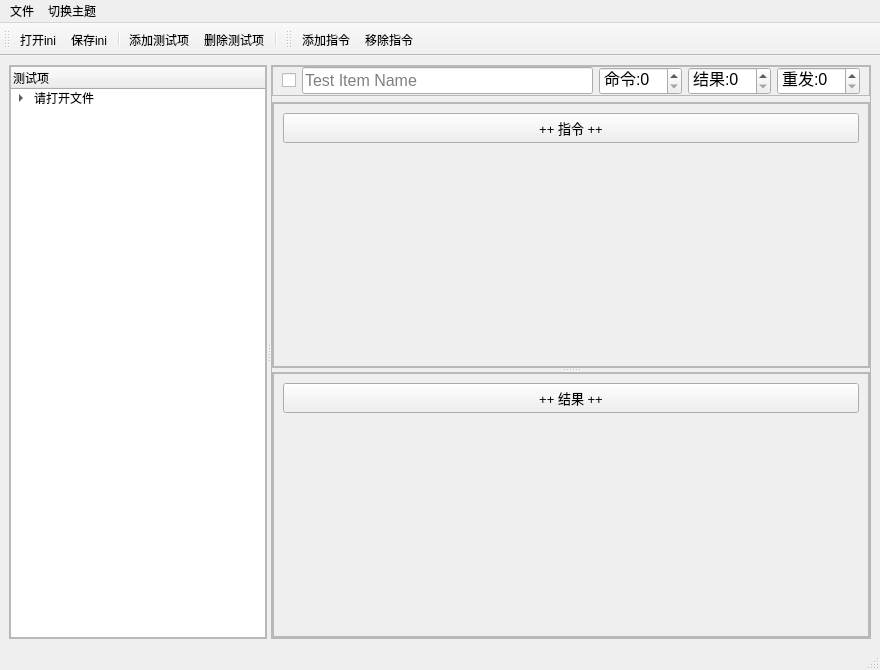
m-RNA/labview-ini-editor, file mainwindow.ui: the form before one commit.
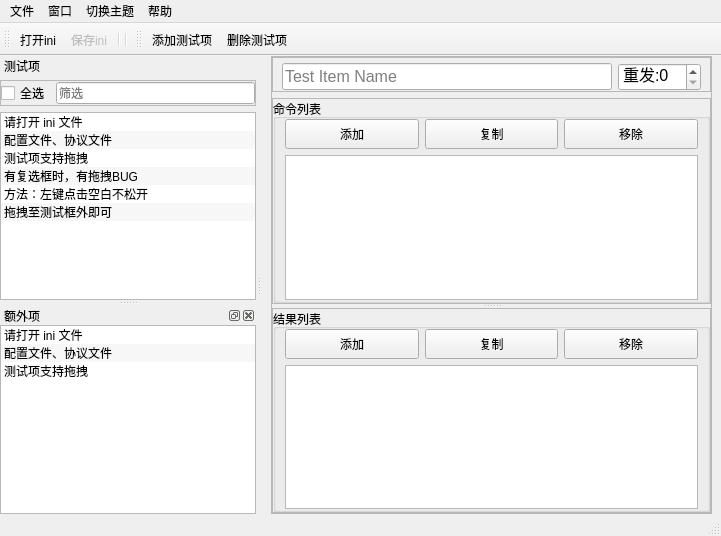
The form after the commit.

Commit message: 有BUG，复制和插入的顺序不对

The edit to the form file:
```diff
--- a/mainwindow.ui
+++ b/mainwindow.ui
@@ -6,76 +6,22 @@
    <rect>
     <x>0</x>
     <y>0</y>
-    <width>880</width>
-    <height>670</height>
+    <width>721</width>
+    <height>536</height>
    </rect>
   </property>
   <property name="windowTitle">
    <string>MainWindow</string>
   </property>
   <widget class="QWidget" name="centralwidget">
-   <layout class="QGridLayout" name="gridLayout_5">
-    <item row="0" column="0">
-     <widget class="QSplitter" name="splitter_2">
-      <property name="orientation">
-       <enum>Qt::Horizontal</enum>
-      </property>
-      <widget class="QFrame" name="frame_6">
-       <property name="sizePolicy">
-        <sizepolicy hsizetype="Preferred" vsizetype="Preferred">
-         <horstretch>0</horstretch>
-         <verstretch>1</verstretch>
-        </sizepolicy>
-       </property>
-       <property name="frameShape">
-        <enum>QFrame::StyledPanel</enum>
-       </property>
-       <property name="frameShadow">
-        <enum>QFrame::Raised</enum>
-       </property>
-       <layout class="QGridLayout" name="gridLayout_4">
-        <property name="leftMargin">
-         <number>0</number>
-        </property>
+   <layout class="QGridLayout" name="gridLayout_8">
         <property name="topMargin">
          <number>0</number>
         </property>
-        <property name="rightMargin">
-         <number>0</number>
-        </property>
         <property name="bottomMargin">
          <number>0</number>
         </property>
         <item row="0" column="0">
-         <widget class="QTreeWidget" name="treeWidget">
-          <property name="sizePolicy">
-           <sizepolicy hsizetype="Preferred" vsizetype="Preferred">
-            <horstretch>0</horstretch>
-            <verstretch>1</verstretch>
-           </sizepolicy>
-          </property>
-          <column>
-           <property name="text">
-            <string notr="true">测试项</string>
-           </property>
-          </column>
-          <item>
-           <property name="text">
-            <string>请打开文件</string>
-           </property>
-           <property name="flags">
-            <set>ItemIsSelectable|ItemIsEditable|ItemIsDragEnabled|ItemIsDropEnabled|ItemIsUserCheckable|ItemIsEnabled</set>
-           </property>
-           <item>
-            <property name="text">
-             <string>新建子项目</string>
-            </property>
-           </item>
-          </item>
-         </widget>
-        </item>
-       </layout>
-      </widget>
       <widget class="QFrame" name="frame_3">
        <property name="sizePolicy">
         <sizepolicy hsizetype="Preferred" vsizetype="Preferred">
@@ -121,7 +67,7 @@
             <number>9</number>
            </property>
            <property name="topMargin">
-            <number>0</number>
+           <number>5</number>
            </property>
            <property name="rightMargin">
             <number>9</number>
@@ -129,31 +75,6 @@
            <property name="bottomMargin">
             <number>0</number>
            </property>
-           <item>
-            <widget class="QCheckBox" name="checkBox">
-             <property name="sizePolicy">
-              <sizepolicy hsizetype="Minimum" vsizetype="Fixed">
-               <horstretch>0</horstretch>
-               <verstretch>0</verstretch>
-              </sizepolicy>
-             </property>
-             <property name="minimumSize">
-              <size>
-               <width>0</width>
-               <height>0</height>
-              </size>
-             </property>
-             <property name="text">
-              <string/>
-             </property>
-             <property name="iconSize">
-              <size>
-               <width>16</width>
-               <height>16</height>
-              </size>
-             </property>
-            </widget>
-           </item>
            <item>
             <widget class="QLineEdit" name="leTestItemName">
              <property name="sizePolicy">
@@ -170,6 +91,7 @@
              </property>
              <property name="font">
               <font>
+              <family>Microsoft YaHei UI</family>
                <pointsize>12</pointsize>
               </font>
              </property>
@@ -178,54 +100,6 @@
              </property>
             </widget>
            </item>
-           <item>
-            <widget class="QSpinBox" name="spbxCmdNum">
-             <property name="sizePolicy">
-              <sizepolicy hsizetype="Fixed" vsizetype="Fixed">
-               <horstretch>0</horstretch>
-               <verstretch>0</verstretch>
-              </sizepolicy>
-             </property>
-             <property name="font">
-              <font>
-               <pointsize>12</pointsize>
-              </font>
-             </property>
-             <property name="suffix">
-              <string/>
-             </property>
-             <property name="prefix">
-              <string>命令:</string>
-             </property>
-             <property name="value">
-              <number>0</number>
-             </property>
-            </widget>
-           </item>
-           <item>
-            <widget class="QSpinBox" name="spbxResultNum">
-             <property name="sizePolicy">
-              <sizepolicy hsizetype="Fixed" vsizetype="Fixed">
-               <horstretch>0</horstretch>
-               <verstretch>0</verstretch>
-              </sizepolicy>
-             </property>
-             <property name="font">
-              <font>
-               <pointsize>12</pointsize>
-              </font>
-             </property>
-             <property name="suffix">
-              <string/>
-             </property>
-             <property name="prefix">
-              <string>结果:</string>
-             </property>
-             <property name="value">
-              <number>0</number>
-             </property>
-            </widget>
-           </item>
            <item>
             <widget class="QSpinBox" name="spbxRepeatTimes">
              <property name="sizePolicy">
@@ -236,6 +110,7 @@
              </property>
              <property name="font">
               <font>
+              <family>Microsoft YaHei UI</family>
                <pointsize>12</pointsize>
               </font>
              </property>
@@ -284,44 +159,83 @@
             <property name="bottomMargin">
              <number>0</number>
             </property>
-            <item row="0" column="0">
-             <widget class="QScrollArea" name="scrollArea">
-              <property name="sizePolicy">
-               <sizepolicy hsizetype="Expanding" vsizetype="Expanding">
-                <horstretch>1</horstretch>
-                <verstretch>1</verstretch>
-               </sizepolicy>
-              </property>
-              <property name="widgetResizable">
-               <bool>true</bool>
-              </property>
-              <property name="alignment">
-               <set>Qt::AlignLeading|Qt::AlignLeft|Qt::AlignTop</set>
-              </property>
-              <widget class="QWidget" name="scrollAreaWidgetContents">
-               <property name="geometry">
-                <rect>
-                 <x>0</x>
-                 <y>0</y>
-                 <width>593</width>
-                 <height>263</height>
-                </rect>
-               </property>
-               <layout class="QVBoxLayout" name="vloCmdItem">
+           <item row="0" column="1">
+            <widget class="QGroupBox" name="groupBox">
+             <property name="font">
+              <font>
+               <family>Microsoft YaHei UI</family>
+              </font>
+             </property>
+             <property name="title">
+              <string>命令列表</string>
+             </property>
+             <layout class="QGridLayout" name="gridLayout_7">
                 <property name="leftMargin">
                  <number>9</number>
                 </property>
                 <property name="topMargin">
-                 <number>9</number>
-                </property>
-                <property name="rightMargin">
-                 <number>9</number>
+               <number>0</number>
                 </property>
                 <property name="bottomMargin">
-                 <number>9</number>
-                </property>
-                <item>
-                 <widget class="QPushButton" name="btnAddTestItem">
+               <number>0</number>
+              </property>
+              <item row="1" column="0" colspan="3">
+               <widget class="QListWidget" name="lwTestCmd">
+                <property name="toolTip">
+                 <string>配置文件 [Test Item]</string>
+                </property>
+                <property name="editTriggers">
+                 <set>QAbstractItemView::NoEditTriggers</set>
+                </property>
+                <property name="dragEnabled">
+                 <bool>true</bool>
+                </property>
+                <property name="dragDropMode">
+                 <enum>QAbstractItemView::InternalMove</enum>
+                </property>
+                <property name="defaultDropAction">
+                 <enum>Qt::MoveAction</enum>
+                </property>
+                <property name="alternatingRowColors">
+                 <bool>true</bool>
+                </property>
+                <property name="flow">
+                 <enum>QListView::TopToBottom</enum>
+                </property>
+                <property name="isWrapping" stdset="0">
+                 <bool>false</bool>
+                </property>
+                <property name="resizeMode">
+                 <enum>QListView::Adjust</enum>
+                </property>
+                <property name="layoutMode">
+                 <enum>QListView::SinglePass</enum>
+                </property>
+                <property name="gridSize">
+                 <size>
+                  <width>0</width>
+                  <height>60</height>
+                 </size>
+                </property>
+                <property name="viewMode">
+                 <enum>QListView::ListMode</enum>
+                </property>
+                <property name="uniformItemSizes">
+                 <bool>true</bool>
+                </property>
+                <property name="wordWrap">
+                 <bool>false</bool>
+                </property>
+                <property name="selectionRectVisible">
+                 <bool>false</bool>
+                </property>
+                <property name="sortingEnabled">
+                 <bool>false</bool>
+                </property>
+               </widget>
+              </item>
+              <item row="0" column="0">
+               <widget class="QPushButton" name="btnAddTestICmd">
                   <property name="minimumSize">
                    <size>
                     <width>0</width>
@@ -330,29 +244,63 @@
                   </property>
                   <property name="font">
                    <font>
-                    <pointsize>10</pointsize>
-                   </font>
-                  </property>
+                  <family>Microsoft YaHei UI</family>
+                  <pointsize>9</pointsize>
+                 </font>
+                </property>
+                <property name="toolTip">
+                 <string>点击 添加命令</string>
+                </property>
                   <property name="text">
-                   <string>++ 指令 ++</string>
+                 <string>添加</string>
                   </property>
                  </widget>
                 </item>
-                <item>
-                 <spacer name="verticalSpacer">
-                  <property name="orientation">
-                   <enum>Qt::Vertical</enum>
-                  </property>
-                  <property name="sizeHint" stdset="0">
+              <item row="0" column="1">
+               <widget class="QPushButton" name="btnCopyTestICmd">
+                <property name="minimumSize">
+                 <size>
+                  <width>0</width>
+                  <height>30</height>
+                 </size>
+                </property>
+                <property name="font">
+                 <font>
+                  <family>Microsoft YaHei UI</family>
+                  <pointsize>9</pointsize>
+                 </font>
+                </property>
+                <property name="toolTip">
+                 <string>点击 添加命令</string>
+                </property>
+                <property name="text">
+                 <string>复制</string>
+                </property>
+               </widget>
+              </item>
+              <item row="0" column="2">
+               <widget class="QPushButton" name="btnRemoveTestICmd">
+                <property name="minimumSize">
                    <size>
-                    <width>20</width>
-                    <height>340</height>
-                   </size>
-                  </property>
-                 </spacer>
-                </item>
-               </layout>
-              </widget>
+                  <width>0</width>
+                  <height>30</height>
+                 </size>
+                </property>
+                <property name="font">
+                 <font>
+                  <family>Microsoft YaHei UI</family>
+                  <pointsize>9</pointsize>
+                 </font>
+                </property>
+                <property name="toolTip">
+                 <string>点击 添加命令</string>
+                </property>
+                <property name="text">
+                 <string>移除</string>
+                </property>
+               </widget>
+              </item>
+             </layout>
              </widget>
             </item>
            </layout>
@@ -389,44 +337,80 @@
             <property name="bottomMargin">
              <number>0</number>
             </property>
-            <item row="0" column="0">
-             <widget class="QScrollArea" name="scrollArea_Result">
-              <property name="sizePolicy">
-               <sizepolicy hsizetype="Expanding" vsizetype="Expanding">
-                <horstretch>1</horstretch>
-                <verstretch>1</verstretch>
-               </sizepolicy>
-              </property>
-              <property name="widgetResizable">
-               <bool>true</bool>
-              </property>
-              <property name="alignment">
-               <set>Qt::AlignLeading|Qt::AlignLeft|Qt::AlignTop</set>
-              </property>
-              <widget class="QWidget" name="scrollAreaWidgetContents_Result">
-               <property name="geometry">
-                <rect>
-                 <x>0</x>
-                 <y>0</y>
-                 <width>593</width>
-                 <height>263</height>
-                </rect>
-               </property>
-               <layout class="QVBoxLayout" name="vloResultItem">
-                <property name="leftMargin">
-                 <number>9</number>
-                </property>
+           <item row="0" column="1">
+            <widget class="QGroupBox" name="groupBox_2">
+             <property name="font">
+              <font>
+               <family>Microsoft YaHei UI</family>
+              </font>
+             </property>
+             <property name="title">
+              <string>结果列表</string>
+             </property>
+             <layout class="QGridLayout" name="gridLayout_5">
                 <property name="topMargin">
-                 <number>9</number>
-                </property>
-                <property name="rightMargin">
-                 <number>9</number>
+               <number>0</number>
                 </property>
                 <property name="bottomMargin">
-                 <number>9</number>
-                </property>
-                <item>
-                 <widget class="QPushButton" name="btnAddResultItem">
+               <number>0</number>
+              </property>
+              <item row="1" column="0" colspan="3">
+               <widget class="QListWidget" name="lwTestResult">
+                <property name="toolTip">
+                 <string>配置文件 [Test Item]</string>
+                </property>
+                <property name="editTriggers">
+                 <set>QAbstractItemView::NoEditTriggers</set>
+                </property>
+                <property name="dragEnabled">
+                 <bool>true</bool>
+                </property>
+                <property name="dragDropMode">
+                 <enum>QAbstractItemView::InternalMove</enum>
+                </property>
+                <property name="defaultDropAction">
+                 <enum>Qt::MoveAction</enum>
+                </property>
+                <property name="alternatingRowColors">
+                 <bool>true</bool>
+                </property>
+                <property name="flow">
+                 <enum>QListView::TopToBottom</enum>
+                </property>
+                <property name="isWrapping" stdset="0">
+                 <bool>false</bool>
+                </property>
+                <property name="resizeMode">
+                 <enum>QListView::Adjust</enum>
+                </property>
+                <property name="layoutMode">
+                 <enum>QListView::SinglePass</enum>
+                </property>
+                <property name="gridSize">
+                 <size>
+                  <width>0</width>
+                  <height>60</height>
+                 </size>
+                </property>
+                <property name="viewMode">
+                 <enum>QListView::ListMode</enum>
+                </property>
+                <property name="uniformItemSizes">
+                 <bool>true</bool>
+                </property>
+                <property name="wordWrap">
+                 <bool>false</bool>
+                </property>
+                <property name="selectionRectVisible">
+                 <bool>false</bool>
+                </property>
+                <property name="sortingEnabled">
+                 <bool>false</bool>
+                </property>
+               </widget>
+              </item>
+              <item row="0" column="1">
+               <widget class="QPushButton" name="btnCopyTestIResult">
                   <property name="minimumSize">
                    <size>
                     <width>0</width>
@@ -435,37 +419,70 @@
                   </property>
                   <property name="font">
                    <font>
-                    <pointsize>10</pointsize>
-                   </font>
-                  </property>
+                  <family>Microsoft YaHei UI</family>
+                  <pointsize>9</pointsize>
+                 </font>
+                </property>
+                <property name="toolTip">
+                 <string>点击 添加命令</string>
+                </property>
                   <property name="text">
-                   <string>++ 结果 ++</string>
+                 <string>复制</string>
                   </property>
                  </widget>
                 </item>
-                <item>
-                 <spacer name="verticalSpacer_3">
-                  <property name="orientation">
-                   <enum>Qt::Vertical</enum>
-                  </property>
-                  <property name="sizeHint" stdset="0">
+              <item row="0" column="0">
+               <widget class="QPushButton" name="btnAddTestResult">
+                <property name="minimumSize">
+                 <size>
+                  <width>0</width>
+                  <height>30</height>
+                 </size>
+                </property>
+                <property name="font">
+                 <font>
+                  <family>Microsoft YaHei UI</family>
+                  <pointsize>9</pointsize>
+                 </font>
+                </property>
+                <property name="toolTip">
+                 <string>点击 添加命令</string>
+                </property>
+                <property name="text">
+                 <string>添加</string>
+                </property>
+               </widget>
+              </item>
+              <item row="0" column="2">
+               <widget class="QPushButton" name="btnRemoveTestIResult">
+                <property name="minimumSize">
                    <size>
-                    <width>20</width>
-                    <height>340</height>
-                   </size>
-                  </property>
-                 </spacer>
+                  <width>0</width>
+                  <height>30</height>
+                 </size>
+                </property>
+                <property name="font">
+                 <font>
+                  <family>Microsoft YaHei UI</family>
+                  <pointsize>9</pointsize>
+                 </font>
+                </property>
+                <property name="toolTip">
+                 <string>点击 添加命令</string>
+                </property>
+                <property name="text">
+                 <string>移除</string>
+                </property>
+               </widget>
                 </item>
                </layout>
               </widget>
-             </widget>
             </item>
            </layout>
           </widget>
          </widget>
         </item>
        </layout>
-      </widget>
      </widget>
     </item>
    </layout>
@@ -475,8 +492,8 @@
     <rect>
      <x>0</x>
      <y>0</y>
-     <width>880</width>
-     <height>26</height>
+     <width>721</width>
+     <height>23</height>
     </rect>
    </property>
    <widget class="QMenu" name="menu">
@@ -499,11 +516,30 @@
     <addaction name="action_5"/>
     <addaction name="action_6"/>
    </widget>
+   <widget class="QMenu" name="menuOptions">
+    <property name="title">
+     <string>窗口</string>
+    </property>
+    <addaction name="actSownExtTestItem"/>
+   </widget>
+   <widget class="QMenu" name="menu_3">
+    <property name="title">
+     <string>帮助</string>
+    </property>
+    <addaction name="actAbout"/>
+   </widget>
    <addaction name="menu"/>
+   <addaction name="menuOptions"/>
    <addaction name="menu_2"/>
+   <addaction name="menu_3"/>
   </widget>
   <widget class="QStatusBar" name="statusbar"/>
   <widget class="QToolBar" name="toolBar">
+   <property name="font">
+    <font>
+     <family>Microsoft YaHei UI</family>
+    </font>
+   </property>
    <property name="windowTitle">
     <string>toolBar</string>
    </property>
@@ -516,11 +552,207 @@
    <addaction name="actOpenIni"/>
    <addaction name="actSave"/>
    <addaction name="separator"/>
-   <addaction name="actTestItemAdd"/>
-   <addaction name="actTestItemDelete"/>
    <addaction name="separator"/>
   </widget>
+  <widget class="QDockWidget" name="dockWidget">
+   <property name="toolTip">
+    <string>配置文件 [Test Item]</string>
+   </property>
+   <property name="features">
+    <set>QDockWidget::DockWidgetMovable</set>
+   </property>
+   <property name="windowTitle">
+    <string>测试项</string>
+   </property>
+   <attribute name="dockWidgetArea">
+    <number>1</number>
+   </attribute>
+   <widget class="QWidget" name="dockWidgetContents">
+    <layout class="QGridLayout" name="gridLayout_2">
+     <property name="leftMargin">
+      <number>0</number>
+     </property>
+     <property name="topMargin">
+      <number>5</number>
+     </property>
+     <property name="rightMargin">
+      <number>0</number>
+     </property>
+     <property name="bottomMargin">
+      <number>0</number>
+     </property>
+     <item row="0" column="0">
+      <widget class="QFrame" name="frame_2">
+       <property name="frameShape">
+        <enum>QFrame::StyledPanel</enum>
+       </property>
+       <property name="frameShadow">
+        <enum>QFrame::Raised</enum>
+       </property>
+       <layout class="QHBoxLayout" name="horizontalLayout">
+        <property name="spacing">
+         <number>6</number>
+        </property>
+        <property name="leftMargin">
+         <number>0</number>
+        </property>
+        <property name="topMargin">
+         <number>0</number>
+        </property>
+        <property name="rightMargin">
+         <number>0</number>
+        </property>
+        <property name="bottomMargin">
+         <number>0</number>
+        </property>
+        <item>
+         <widget class="QCheckBox" name="checkBox">
+          <property name="text">
+           <string>全选</string>
+          </property>
+         </widget>
+        </item>
+        <item>
+         <widget class="QLineEdit" name="lineEdit">
+          <property name="toolTip">
+           <string>筛选</string>
+          </property>
+          <property name="placeholderText">
+           <string>筛选</string>
+          </property>
+         </widget>
+        </item>
+       </layout>
+      </widget>
+     </item>
+     <item row="1" column="0">
+      <widget class="QListWidget" name="lwlTestItemList">
+       <property name="toolTip">
+        <string>配置文件 [Test Item]</string>
+       </property>
+       <property name="editTriggers">
+        <set>QAbstractItemView::NoEditTriggers</set>
+       </property>
+       <property name="dragEnabled">
+        <bool>true</bool>
+       </property>
+       <property name="dragDropMode">
+        <enum>QAbstractItemView::DragDrop</enum>
+       </property>
+       <property name="defaultDropAction">
+        <enum>Qt::MoveAction</enum>
+       </property>
+       <property name="alternatingRowColors">
+        <bool>true</bool>
+       </property>
+       <item>
+        <property name="text">
+         <string>请打开 ini 文件</string>
+        </property>
+       </item>
+       <item>
+        <property name="text">
+         <string>配置文件、协议文件</string>
+        </property>
+       </item>
+       <item>
+        <property name="text">
+         <string>测试项支持拖拽</string>
+        </property>
+       </item>
+       <item>
+        <property name="text">
+         <string>有复选框时，有拖拽BUG</string>
+        </property>
+       </item>
+       <item>
+        <property name="text">
+         <string>方法：左键点击空白不松开</string>
+        </property>
+       </item>
+       <item>
+        <property name="text">
+         <string>拖拽至测试框外即可</string>
+        </property>
+       </item>
+      </widget>
+     </item>
+    </layout>
+   </widget>
+  </widget>
+  <widget class="QDockWidget" name="dwTestPool">
+   <property name="toolTip">
+    <string>协议文件</string>
+   </property>
+   <property name="features">
+    <set>QDockWidget::AllDockWidgetFeatures</set>
+   </property>
+   <property name="windowTitle">
+    <string>额外项</string>
+   </property>
+   <attribute name="dockWidgetArea">
+    <number>1</number>
+   </attribute>
+   <widget class="QWidget" name="dockWidgetContents_9">
+    <layout class="QGridLayout" name="gridLayout_6">
+     <property name="leftMargin">
+      <number>0</number>
+     </property>
+     <property name="topMargin">
+      <number>0</number>
+     </property>
+     <property name="rightMargin">
+      <number>0</number>
+     </property>
+     <property name="bottomMargin">
+      <number>0</number>
+     </property>
+     <item row="1" column="0">
+      <widget class="QListWidget" name="lwlTestItemPool">
+       <property name="toolTip">
+        <string>协议文件 未使用的 测试项</string>
+       </property>
+       <property name="editTriggers">
+        <set>QAbstractItemView::NoEditTriggers</set>
+       </property>
+       <property name="dragEnabled">
+        <bool>true</bool>
+       </property>
+       <property name="dragDropMode">
+        <enum>QAbstractItemView::DragDrop</enum>
+       </property>
+       <property name="defaultDropAction">
+        <enum>Qt::MoveAction</enum>
+       </property>
+       <property name="alternatingRowColors">
+        <bool>true</bool>
+       </property>
+       <item>
+        <property name="text">
+         <string>请打开 ini 文件</string>
+        </property>
+       </item>
+       <item>
+        <property name="text">
+         <string>配置文件、协议文件</string>
+        </property>
+       </item>
+       <item>
+        <property name="text">
+         <string>测试项支持拖拽</string>
+        </property>
+       </item>
+      </widget>
+     </item>
+    </layout>
+   </widget>
+  </widget>
   <widget class="QToolBar" name="toolBar_2">
+   <property name="font">
+    <font>
+     <family>Microsoft YaHei UI</family>
+    </font>
+   </property>
    <property name="windowTitle">
     <string>toolBar_2</string>
    </property>
@@ -530,8 +762,8 @@
    <attribute name="toolBarBreak">
     <bool>false</bool>
    </attribute>
-   <addaction name="actCmdAdd"/>
-   <addaction name="actCmdRemove"/>
+   <addaction name="actTestItemAdd"/>
+   <addaction name="actTestItemDelete"/>
   </widget>
   <action name="actOpenIni">
    <property name="text">
@@ -545,6 +777,9 @@
    <property name="checkable">
     <bool>false</bool>
    </property>
+   <property name="enabled">
+    <bool>false</bool>
+   </property>
    <property name="text">
     <string>保存ini</string>
    </property>
```
Left out of the diff: 64 changed lines with no effect on the pictures. Lines whose indentation alone changed are shown as unchanged. The commit also changes 18 other files.
